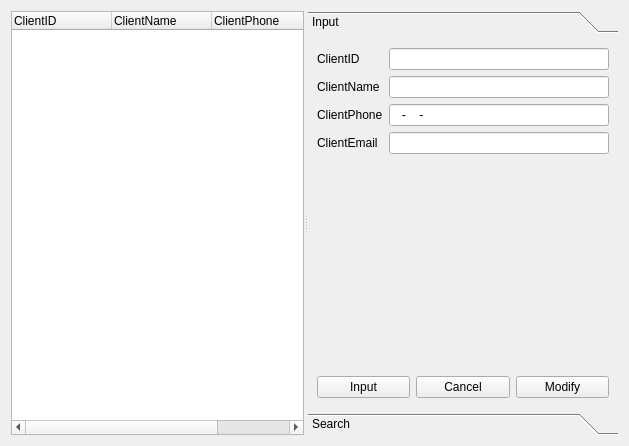
Qt form clientmanager.ui (jaehyeonjeong/DataBaseQt) before a commit.
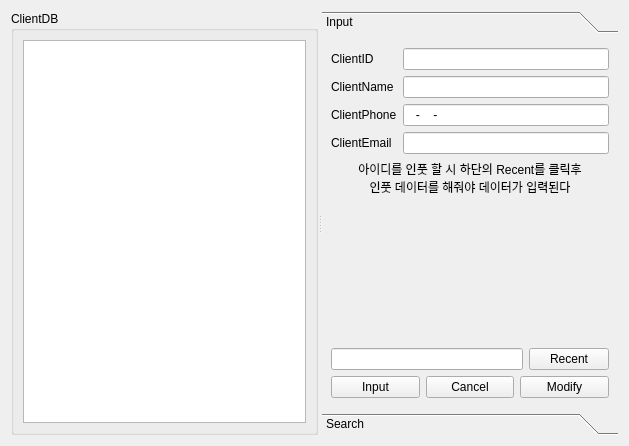
The same form after that commit.

Patch:
```diff
--- a/clientmanager.ui
+++ b/clientmanager.ui
@@ -13,33 +13,31 @@
   <property name="windowTitle">
    <string>Form</string>
   </property>
-  <layout class="QHBoxLayout" name="horizontalLayout">
+  <layout class="QHBoxLayout" name="horizontalLayout_6">
    <item>
     <widget class="QSplitter" name="splitter">
      <property name="orientation">
       <enum>Qt::Horizontal</enum>
      </property>
-     <widget class="QTreeWidget" name="ClientTreeWidget">
-      <column>
-       <property name="text">
-        <string>ClientID</string>
-       </property>
-      </column>
-      <column>
-       <property name="text">
-        <string>ClientName</string>
-       </property>
-      </column>
-      <column>
-       <property name="text">
-        <string>ClientPhone</string>
-       </property>
-      </column>
-      <column>
-       <property name="text">
-        <string>ClientEmail</string>
-       </property>
-      </column>
+     <widget class="QWidget" name="layoutWidget">
+      <layout class="QVBoxLayout" name="verticalLayout_3">
+       <item>
+        <widget class="QGroupBox" name="groupBox_2">
+         <property name="title">
+          <string>ClientDB</string>
+         </property>
+         <layout class="QHBoxLayout" name="horizontalLayout">
+          <item>
+           <widget class="QTableView" name="tableView">
+            <property name="editTriggers">
+             <set>QAbstractItemView::NoEditTriggers</set>
+            </property>
+           </widget>
+          </item>
+         </layout>
+        </widget>
+       </item>
+      </layout>
      </widget>
      <widget class="QToolBox" name="toolBox">
       <property name="currentIndex">
@@ -50,7 +48,7 @@
         <rect>
          <x>0</x>
          <y>0</y>
-         <width>314</width>
+         <width>299</width>
          <height>386</height>
         </rect>
        </property>
@@ -110,6 +108,17 @@
           </item>
          </layout>
         </item>
+        <item>
+         <widget class="QLabel" name="label_5">
+          <property name="text">
+           <string>아이디를 인풋 할 시 하단의 Recent를 클릭후
+인풋 데이터를 해줘야 데이터가 입력된다</string>
+          </property>
+          <property name="alignment">
+           <set>Qt::AlignCenter</set>
+          </property>
+         </widget>
+        </item>
         <item>
          <spacer name="verticalSpacer">
           <property name="orientation">
@@ -123,6 +132,20 @@
           </property>
          </spacer>
         </item>
+        <item>
+         <layout class="QHBoxLayout" name="horizontalLayout_7">
+          <item>
+           <widget class="QLineEdit" name="RemoveLineEdit"/>
+          </item>
+          <item>
+           <widget class="QPushButton" name="removeButton">
+            <property name="text">
+             <string>Recent</string>
+            </property>
+           </widget>
+          </item>
+         </layout>
+        </item>
         <item>
          <layout class="QHBoxLayout" name="horizontalLayout_2">
           <item>
```
Left out of the diff: 24 changed lines with no effect on the pictures.
